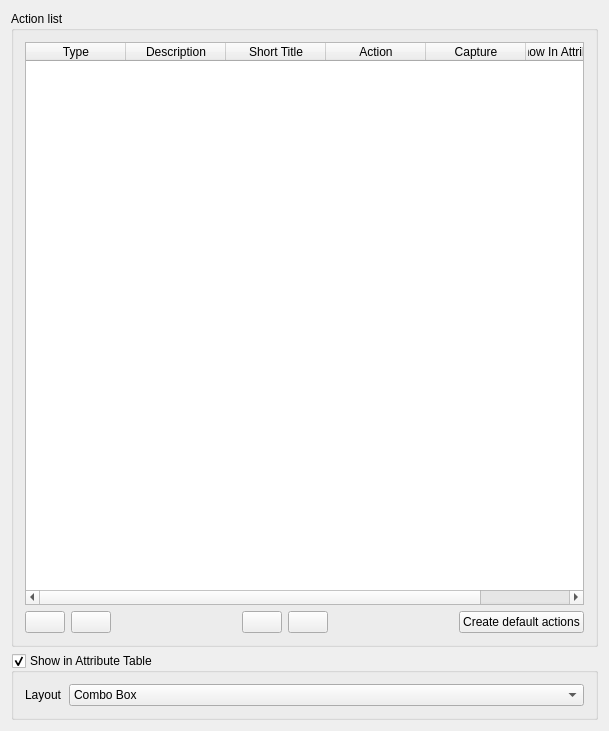
Above: src/ui/qgsattributeactiondialogbase.ui from carsmie/QGIS before the change. Below: the same form after it.
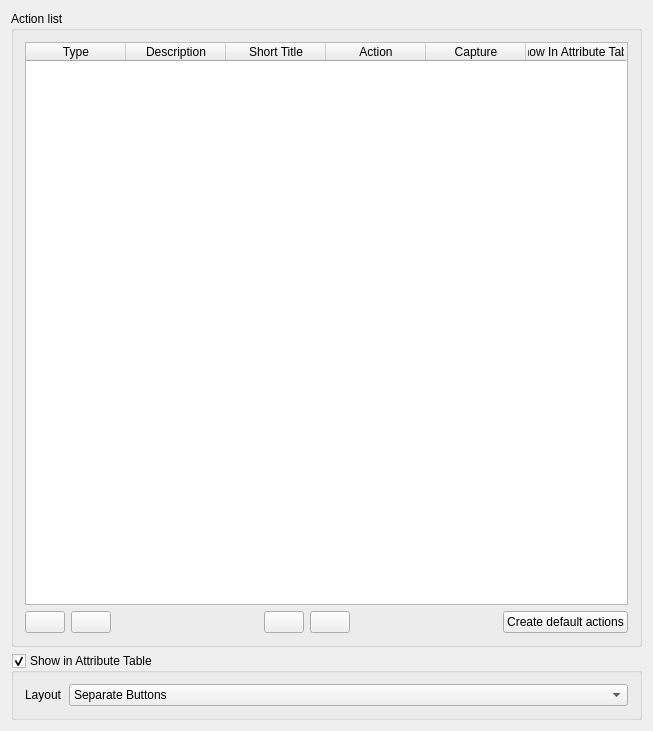
That is the form after the change. Icons and pictures are not drawn. Custom widgets are drawn as their Qt base class.

```diff
--- a/src/ui/qgsattributeactiondialogbase.ui
+++ b/src/ui/qgsattributeactiondialogbase.ui
@@ -6,7 +6,7 @@
    <rect>
     <x>0</x>
     <y>0</y>
-    <width>609</width>
+    <width>653</width>
     <height>731</height>
    </rect>
   </property>
@@ -227,12 +227,7 @@
        </widget>
       </item>
       <item row="0" column="1">
-       <widget class="QComboBox" name="comboBox">
-        <item>
-         <property name="text">
-          <string>Combo Box</string>
-         </property>
-        </item>
+       <widget class="QComboBox" name="mAttributeTableWidgetType">
         <item>
          <property name="text">
           <string>Separate Buttons</string>
```
Left out of the diff: 5 changed lines with no effect on the pictures.
